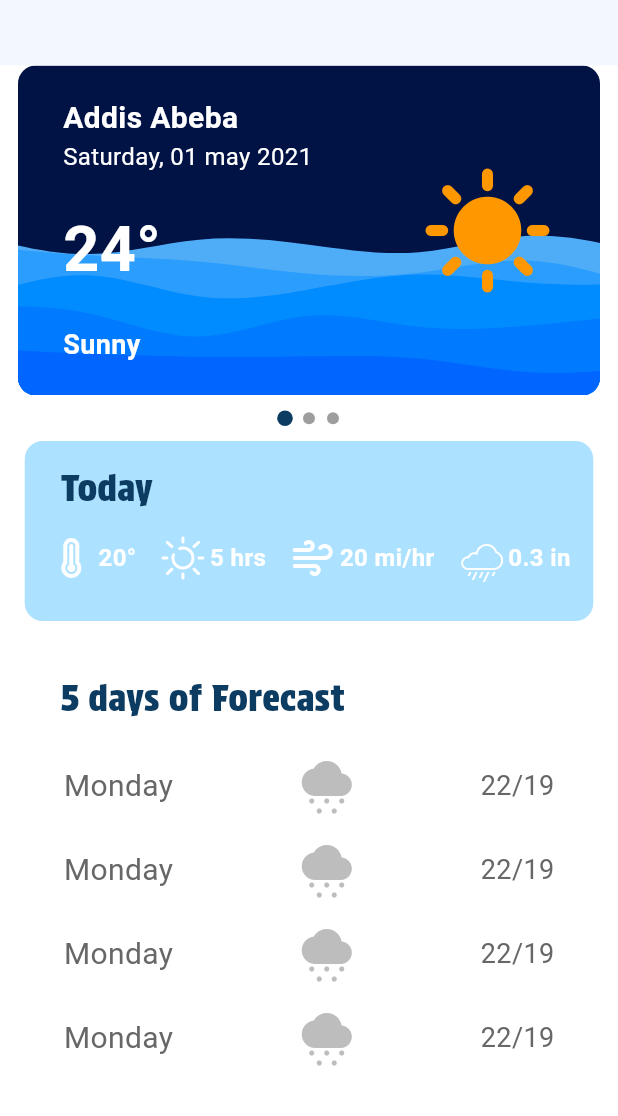
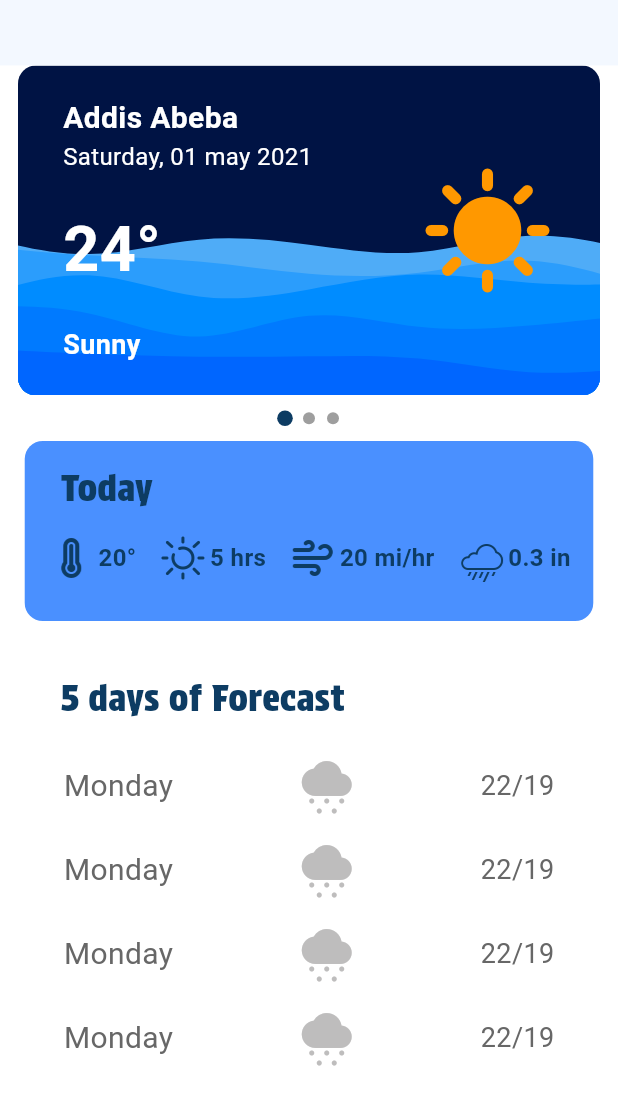
Before and after one commit to kaleabSolomon/WeatherIO, a Flutter app: the screen it shows after launch, on a phone screen of 412 x 824 dp, the part 120-1236 px from its top. Run offline on Flutter 3.47's test engine with Material 3 defaults, Android fonts, the phone set to English and light mode, and no system bars; drawn by our look-alikes of smooth_page_indicator; our stand-ins replace flutter_svg.

Commit message:
update colors for weather stats card

```diff
--- a/lib/widgets/weather_stat.dart
+++ b/lib/widgets/weather_stat.dart
@@ -16,7 +16,7 @@ class WeatherStat extends StatelessWidget {
     return Row(
       children: [
         Image.asset(
-          color: Theme.of(context).colorScheme.secondary,
+          color: Theme.of(context).colorScheme.primary,
           imagePath,
           width: 32,
           height: 32,
@@ -26,7 +26,7 @@ class WeatherStat extends StatelessWidget {
         ),
         Text(stat,
             style: TextStyle(
-                color: Theme.of(context).colorScheme.secondary,
+                color: Theme.of(context).colorScheme.primary,
                 fontSize: 16,
                 fontWeight: FontWeight.bold))
       ],
--- a/lib/widgets/weather_stats_today.dart
+++ b/lib/widgets/weather_stats_today.dart
@@ -1,4 +1,7 @@
 import 'package:flutter/material.dart';
+import 'package:provider/provider.dart';
+import 'package:weather_io/theme/theme.dart';
+import 'package:weather_io/theme/theme_provider.dart';
 import 'package:weather_io/widgets/weather_stat.dart';
 
 class WeatherStatsToday extends StatelessWidget {
@@ -10,7 +13,9 @@ class WeatherStatsToday extends StatelessWidget {
       height: 120,
       width: MediaQuery.of(context).size.width * 0.92,
       decoration: BoxDecoration(
-        color: Color.fromARGB(255, 172, 225, 255),
+        color: Provider.of<ThemeProvider>(context).themeData == lightMode
+            ? const Color.fromARGB(255, 74, 144, 255)
+            : const Color.fromARGB(255, 8, 20, 86),
         borderRadius: BorderRadius.circular(12),
       ),
       child: Column(
```
